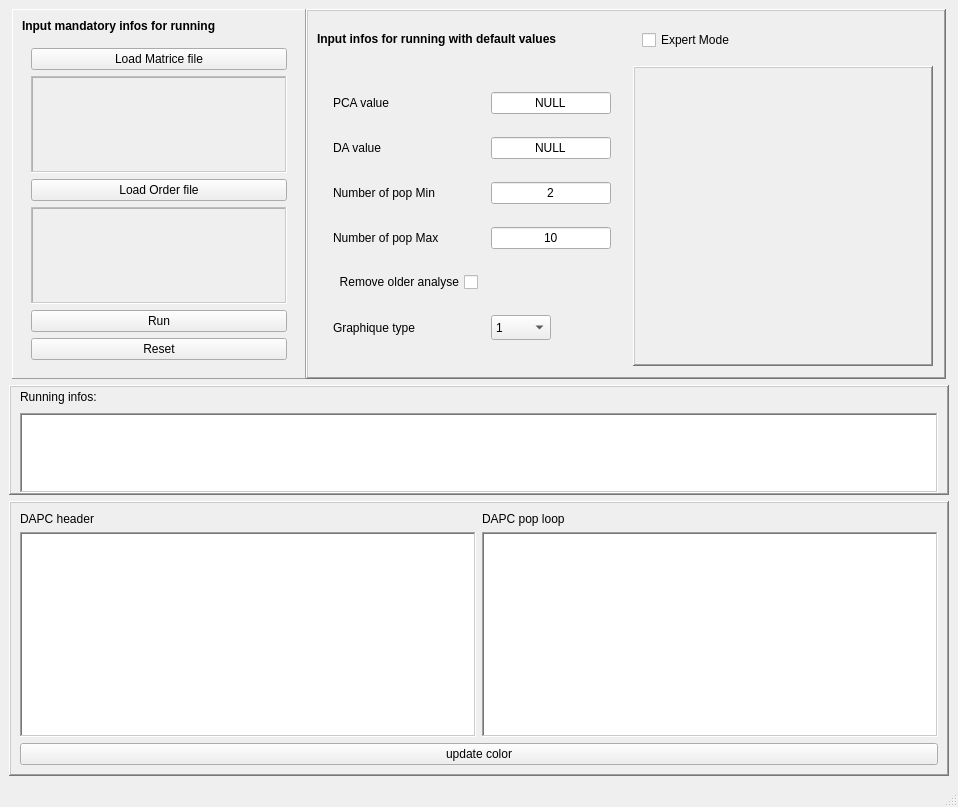
Old version of the form GUI/DAPC/includes/dapc.ui in the repository sravel/scripts.
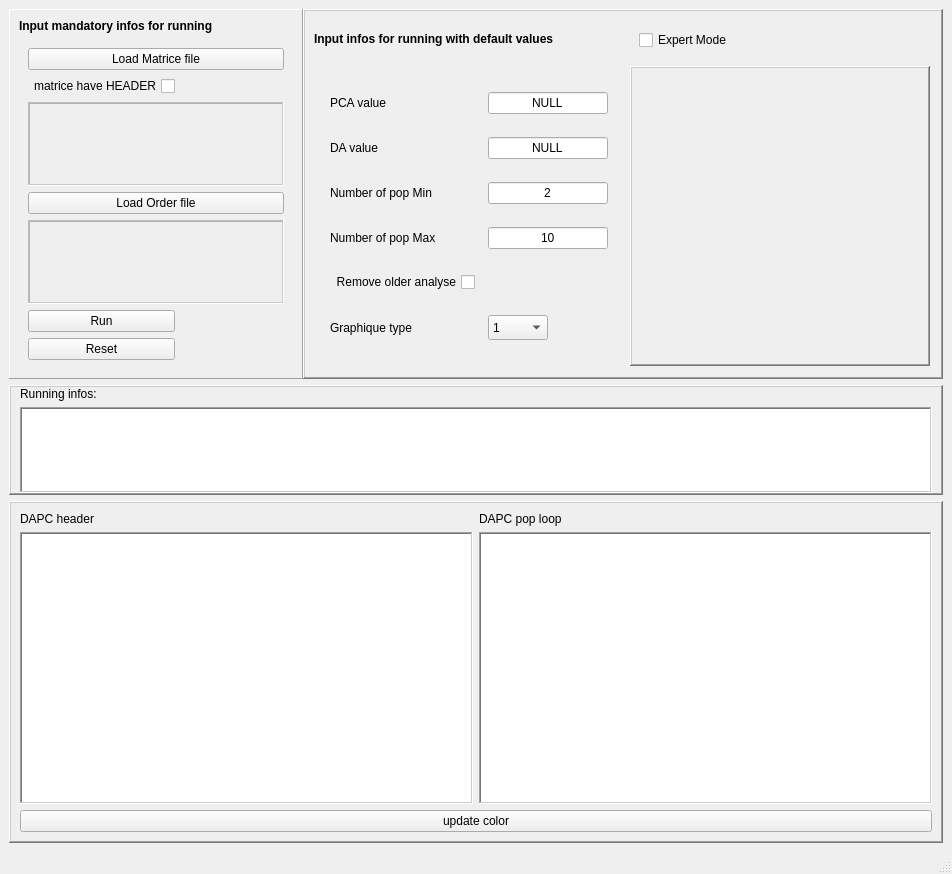
New version of the form. Icons and pictures are not drawn.

Commit message: update to pyQT5 and add header checkbox

The edit to the form file:
```diff
--- a/GUI/DAPC/includes/dapc.ui
+++ b/GUI/DAPC/includes/dapc.ui
@@ -6,8 +6,8 @@
    <rect>
     <x>0</x>
     <y>0</y>
-    <width>958</width>
-    <height>807</height>
+    <width>952</width>
+    <height>874</height>
    </rect>
   </property>
   <property name="sizePolicy">
@@ -75,7 +75,7 @@
          <property name="maximumSize">
           <size>
            <width>16777215</width>
-           <height>80</height>
+           <height>150</height>
           </size>
          </property>
          <property name="toolTip">
@@ -252,8 +252,33 @@
             <property name="frameShadow">
              <enum>QFrame::Raised</enum>
             </property>
-            <layout class="QVBoxLayout" name="verticalLayout">
-             <item>
+            <layout class="QGridLayout" name="gridLayout_4">
+             <item row="4" column="0" colspan="2">
+              <widget class="QPushButton" name="loadOrderFilePushButton">
+               <property name="toolTip">
+                <string>&lt;html&gt;&lt;head/&gt;&lt;body&gt;&lt;p&gt;Open file dialog to load tabular order keep file (with 2 columns serapte by tabular)&lt;/p&gt;
+&lt;table&gt;&lt;thead&gt;&lt;tr&gt;&lt;td&gt;BD0009&lt;/td&gt;&lt;td&gt;Burundi&lt;/td&gt;&lt;/tr&gt;&lt;/thead&gt;&lt;tbody&gt;&lt;tr&gt;&lt;td&gt;BD0024&lt;/td&gt;&lt;td&gt;Burundi&lt;/td&gt;&lt;/tr&gt;&lt;tr&gt;&lt;td&gt;BF0030&lt;/td&gt;&lt;td&gt;Burkina Faso&lt;/td&gt;&lt;/tr&gt;&lt;tr&gt;&lt;td&gt;BF0031&lt;/td&gt;&lt;td&gt;Burkina Faso&lt;/td&gt;&lt;/tr&gt;&lt;tr&gt;&lt;td&gt;BF0033&lt;/td&gt;&lt;td&gt;Burkina Faso&lt;/td&gt;&lt;/tr&gt;&lt;tr&gt;&lt;td&gt;BF0034&lt;/td&gt;&lt;td&gt;Burkina Faso&lt;/td&gt;&lt;/tr&gt;&lt;tr&gt;&lt;td&gt;BF0035&lt;/td&gt;&lt;td&gt;Burkina Faso&lt;/td&gt;&lt;/tr&gt;&lt;tr&gt;&lt;td&gt;BF0036&lt;/td&gt;&lt;td&gt;Burkina Faso&lt;/td&gt;&lt;/tr&gt;&lt;/tbody&gt;&lt;/table&gt;
+&lt;/body&gt;&lt;/html&gt;</string>
+               </property>
+               <property name="whatsThis">
+                <string>&lt;html&gt;&lt;head/&gt;&lt;body&gt;&lt;p&gt;Open file dialog to load list accession file (.txt)&lt;/p&gt;&lt;/body&gt;&lt;/html&gt;</string>
+               </property>
+               <property name="text">
+                <string>Load Order file</string>
+               </property>
+              </widget>
+             </item>
+             <item row="6" column="0">
+              <widget class="QPushButton" name="runPushButton">
+               <property name="toolTip">
+                <string>Run making R script</string>
+               </property>
+               <property name="text">
+                <string>Run</string>
+               </property>
+              </widget>
+             </item>
+             <item row="0" column="0" rowspan="2" colspan="2">
               <widget class="QPushButton" name="loadMatriceFilePushButton">
                <property name="toolTip">
                 <string>&lt;!DOCTYPE HTML PUBLIC &quot;-//W3C//DTD HTML 4.0//EN&quot; &quot;http://www.w3.org/TR/REC-html40/strict.dtd&quot;&gt;
@@ -275,7 +300,7 @@
                </property>
               </widget>
              </item>
-             <item>
+             <item row="3" column="0" colspan="2">
               <widget class="QPlainTextEdit" name="matricePlainTextEdit">
                <property name="enabled">
                 <bool>false</bool>
@@ -300,22 +325,7 @@
                </property>
               </widget>
              </item>
-             <item>
-              <widget class="QPushButton" name="loadOrderFilePushButton">
-               <property name="toolTip">
-                <string>&lt;html&gt;&lt;head/&gt;&lt;body&gt;&lt;p&gt;Open file dialog to load tabular order keep file (with 2 columns serapte by tabular)&lt;/p&gt;
-&lt;table&gt;&lt;thead&gt;&lt;tr&gt;&lt;td&gt;BD0009&lt;/td&gt;&lt;td&gt;Burundi&lt;/td&gt;&lt;/tr&gt;&lt;/thead&gt;&lt;tbody&gt;&lt;tr&gt;&lt;td&gt;BD0024&lt;/td&gt;&lt;td&gt;Burundi&lt;/td&gt;&lt;/tr&gt;&lt;tr&gt;&lt;td&gt;BF0030&lt;/td&gt;&lt;td&gt;Burkina Faso&lt;/td&gt;&lt;/tr&gt;&lt;tr&gt;&lt;td&gt;BF0031&lt;/td&gt;&lt;td&gt;Burkina Faso&lt;/td&gt;&lt;/tr&gt;&lt;tr&gt;&lt;td&gt;BF0033&lt;/td&gt;&lt;td&gt;Burkina Faso&lt;/td&gt;&lt;/tr&gt;&lt;tr&gt;&lt;td&gt;BF0034&lt;/td&gt;&lt;td&gt;Burkina Faso&lt;/td&gt;&lt;/tr&gt;&lt;tr&gt;&lt;td&gt;BF0035&lt;/td&gt;&lt;td&gt;Burkina Faso&lt;/td&gt;&lt;/tr&gt;&lt;tr&gt;&lt;td&gt;BF0036&lt;/td&gt;&lt;td&gt;Burkina Faso&lt;/td&gt;&lt;/tr&gt;&lt;/tbody&gt;&lt;/table&gt;
-&lt;/body&gt;&lt;/html&gt;</string>
-               </property>
-               <property name="whatsThis">
-                <string>&lt;html&gt;&lt;head/&gt;&lt;body&gt;&lt;p&gt;Open file dialog to load list accession file (.txt)&lt;/p&gt;&lt;/body&gt;&lt;/html&gt;</string>
-               </property>
-               <property name="text">
-                <string>Load Order file</string>
-               </property>
-              </widget>
-             </item>
-             <item>
+             <item row="5" column="0" colspan="2">
               <widget class="QPlainTextEdit" name="orderPlainTextEdit">
                <property name="enabled">
                 <bool>false</bool>
@@ -340,17 +350,7 @@
                </property>
               </widget>
              </item>
-             <item>
-              <widget class="QPushButton" name="runPushButton">
-               <property name="toolTip">
-                <string>Run making R script</string>
-               </property>
-               <property name="text">
-                <string>Run</string>
-               </property>
-              </widget>
-             </item>
-             <item>
+             <item row="7" column="0">
               <widget class="QPushButton" name="resetPushButton">
                <property name="toolTip">
                 <string>&lt;html&gt;&lt;head/&gt;&lt;body&gt;&lt;p&gt;Reset to default value all  programm's options&lt;/p&gt;&lt;/body&gt;&lt;/html&gt;</string>
@@ -369,6 +369,22 @@
                </property>
               </widget>
              </item>
+             <item row="2" column="0">
+              <widget class="QCheckBox" name="headerCheckBox">
+               <property name="acceptDrops">
+                <bool>false</bool>
+               </property>
+               <property name="toolTip">
+                <string>&lt;html&gt;&lt;head/&gt;&lt;body&gt;&lt;p&gt;If the directory already exist, use checkbox to remove it. &lt;\br&gt;Be careful it will be definitively remove !!!!&lt;br/&gt;&lt;/p&gt;&lt;/body&gt;&lt;/html&gt;</string>
+               </property>
+               <property name="layoutDirection">
+                <enum>Qt::RightToLeft</enum>
+               </property>
+               <property name="text">
+                <string>matrice have HEADER</string>
+               </property>
+              </widget>
+             </item>
             </layout>
            </widget>
           </item>
```
Left out of the diff: 5 changed lines with no effect on the pictures. The commit also changes 1 other file.
